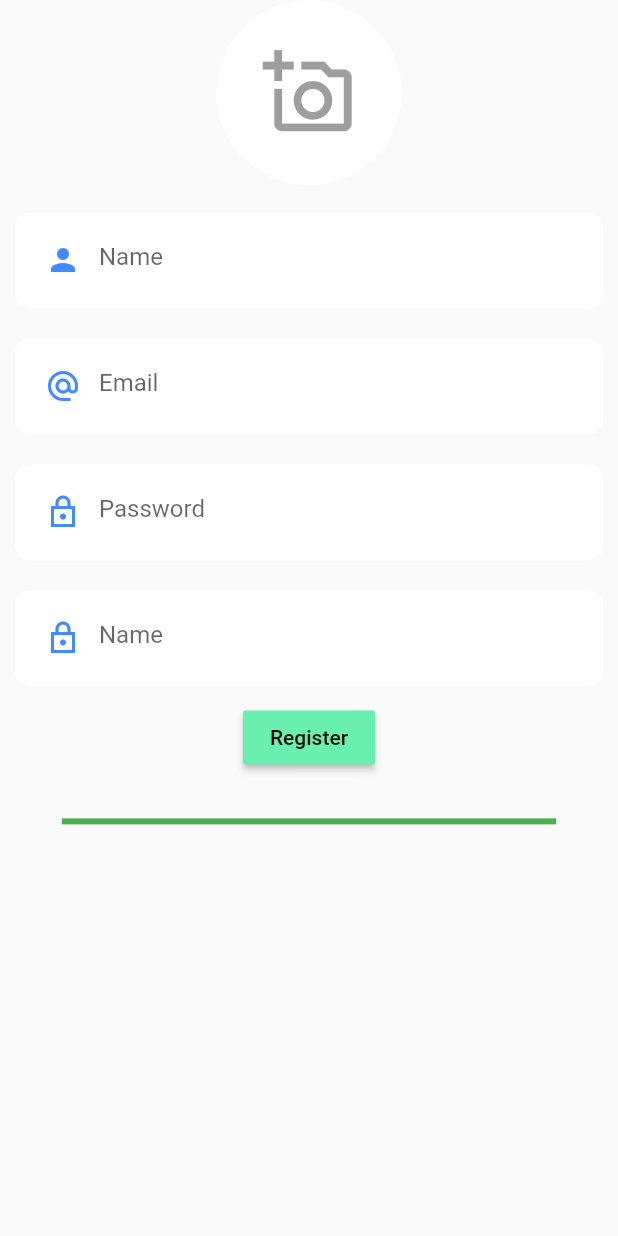
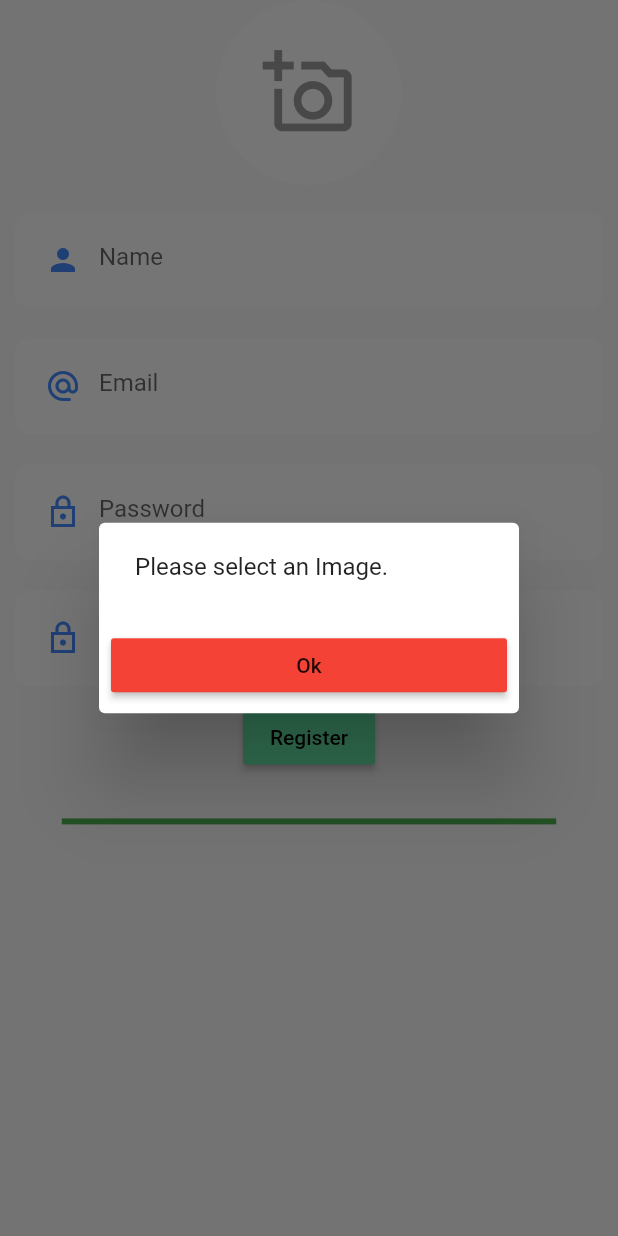
Before and after one commit to aruntemme/ecom-flutter, a Flutter app: the RegisterScreen widget shown alone on an empty page, opened directly, after a tap on "Register", on a phone screen of 412 x 824 dp. Run offline on Flutter 3.47's test engine with Material 2 defaults, Android fonts, the phone set to English and light mode, and no system bars; our stand-ins replace cloud_firestore, firebase_auth, firebase_core, firebase_storage, image_picker, shared_preferences; accounts and stored records are empty.

Commit message:
image picker and textcontroller

```diff
--- a/lib/Authentication/AuthScreen.dart
+++ b/lib/Authentication/AuthScreen.dart
@@ -57,7 +57,7 @@ class _AuthScreenState extends State<AuthScreen> {
             gradient: LinearGradient(
               colors: [
                 Color(0xFF000000),
-                Color(0xFFFFFFFF),
+                Color(0xFF000000),
               ],
               begin: Alignment.topCenter,
               end: Alignment.bottomCenter,
--- a/lib/Authentication/registerScreen.dart
+++ b/lib/Authentication/registerScreen.dart
@@ -1,7 +1,11 @@
 import 'dart:io';
 
+import 'package:ecom/DialogBox/errorDialog.dart';
+import 'package:ecom/DialogBox/loadingDialog.dart';
 import 'package:ecom/Widgets/customTextField.dart';
+import 'package:firebase_storage/firebase_storage.dart';
 import 'package:flutter/material.dart';
+import 'package:image_picker/image_picker.dart';
 
 class RegisterScreen extends StatefulWidget {
   @override
@@ -19,7 +23,7 @@ class _RegisterScreenState extends State<RegisterScreen> {
       TextEditingController();
   final GlobalKey<FormState> _formKey = GlobalKey<FormState>();
   String userImageurl = "";
-  File _imageFile;
+  PickedFile _imageFile;
 
   @override
   Widget build(BuildContext context) {
@@ -31,12 +35,12 @@ class _RegisterScreenState extends State<RegisterScreen> {
         mainAxisSize: MainAxisSize.max,
         children: [
           InkWell(
-            onTap: () => print("selected"),
+            onTap: () => _selectAndPickImage(),
             child: CircleAvatar(
               radius: _screenWidth * 0.15,
               backgroundColor: Colors.white,
               backgroundImage:
-                  _imageFile == null ? null : FileImage(_imageFile),
+                  _imageFile == null ? null : FileImage(File(_imageFile.path)),
               child: _imageFile == null
                   ? Icon(
                       Icons.add_a_photo_outlined,
@@ -79,7 +83,9 @@ class _RegisterScreenState extends State<RegisterScreen> {
             ),
           ),
           RaisedButton(
-            onPressed: () => ("clicked"),
+            onPressed: () {
+              uploadAndSaveImage();
+            },
             color: Colors.greenAccent,
             child: Text(
               "Register",
@@ -99,4 +105,64 @@ class _RegisterScreenState extends State<RegisterScreen> {
       ),
     ));
   }
+
+  Future<void> _selectAndPickImage() async {
+    _imageFile = await ImagePicker().getImage(source: ImageSource.gallery);
+  }
+
+  Future<void> uploadAndSaveImage() async {
+    if (_imageFile == null) {
+      showDialog(
+          context: context,
+          builder: (c) {
+            return ErrorAlertDialog(
+              message: "Please select an Image.",
+            );
+          });
+    } else {
+      _passwordTextEditingController.text ==
+              _cPasswordTextEditingController.text
+          ? _emailTextEditingController.text.isNotEmpty &&
+                  _passwordTextEditingController.text.isNotEmpty &&
+                  _cPasswordTextEditingController.text.isNotEmpty &&
+                  _nameTextEditingController.text.isNotEmpty
+              ? uploadToStorage()
+              : displayDialog("Please fill up the registeration form.")
+          : displayDialog("Password do not match.");
+    }
+  }
+
+  displayDialog(String msg) {
+    showDialog(
+        context: context,
+        builder: (c) {
+          return ErrorAlertDialog(message: msg);
+        });
+  }
+
+  uploadToStorage() async {
+    showDialog(
+        context: context,
+        builder: (c) {
+          return LoadingAlertDialog(
+            message: "Authenticating, Please wait...",
+          );
+        });
+
+    String imageFileName = DateTime.now().microsecondsSinceEpoch.toString();
+
+    StorageReference storageReference =
+        FirebaseStorage.instance.ref().child(imageFileName);
+
+    StorageUploadTask storageUploadTask =
+        storageReference.putFile(File(_imageFile.path));
+
+    StorageTaskSnapshot taskSnapshot = await storageUploadTask.onComplete;
+
+    await taskSnapshot.ref.getDownloadURL().then((urlImage) {
+      userImageurl = urlImage;
+
+      _registerUser();
+    });
+  }
 }
--- /dev/null
+++ b/lib/DialogBox/errorDialog.dart
@@ -0,0 +1,23 @@
+import 'package:flutter/material.dart';
+
+class ErrorAlertDialog extends StatelessWidget {
+  final String message;
+  const ErrorAlertDialog({Key key, this.message}) : super(key: key);
+
+  @override
+  Widget build(BuildContext context) {
+    return AlertDialog(
+      key: key,
+      content: Text(message),
+      actions: <Widget>[
+        RaisedButton(
+          onPressed: () => Navigator.pop(context),
+          color: (Colors.red),
+          child: Center(
+            child: Text("Ok"),
+          ),
+        )
+      ],
+    );
+  }
+}
```
Also changed, not shown: lib/DialogBox/loadingDialog.dart (added, +23 -0 lines).
